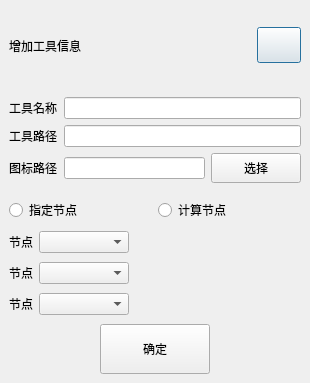
Old version of the form digitalIntegration/AddToolInfoDialog.ui in the repository jiaqingguo/DI.
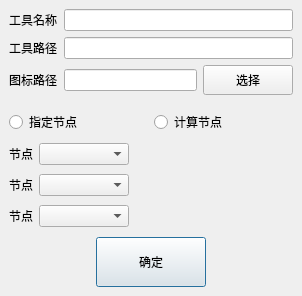
New version of the form.

The edit to the form file:
```diff
--- a/digitalIntegration/AddToolInfoDialog.ui
+++ b/digitalIntegration/AddToolInfoDialog.ui
@@ -6,8 +6,8 @@
    <rect>
     <x>0</x>
     <y>0</y>
-    <width>310</width>
-    <height>383</height>
+    <width>302</width>
+    <height>296</height>
    </rect>
   </property>
   <property name="windowTitle">
@@ -18,7 +18,7 @@
     <number>0</number>
    </property>
    <property name="topMargin">
-    <number>0</number>
+    <number>9</number>
    </property>
    <property name="rightMargin">
     <number>0</number>
@@ -26,186 +26,7 @@
    <property name="bottomMargin">
     <number>0</number>
    </property>
-   <item row="0" column="0">
-    <widget class="QWidget" name="widget_2" native="true">
-     <property name="minimumSize">
-      <size>
-       <width>0</width>
-       <height>55</height>
-      </size>
-     </property>
-     <layout class="QHBoxLayout" name="horizontalLayout_2">
-      <property name="topMargin">
-       <number>0</number>
-      </property>
-      <property name="bottomMargin">
-       <number>0</number>
-      </property>
-      <item>
-       <widget class="QLabel" name="labelAddTool">
-        <property name="text">
-         <string>增加工具信息</string>
-        </property>
-       </widget>
-      </item>
-      <item>
-       <spacer name="horizontalSpacer_6">
-        <property name="orientation">
-         <enum>Qt::Horizontal</enum>
-        </property>
-        <property name="sizeHint" stdset="0">
-         <size>
-          <width>161</width>
-          <height>20</height>
-         </size>
-        </property>
-       </spacer>
-      </item>
-      <item>
-       <widget class="QPushButton" name="btnAddToolClose">
-        <property name="minimumSize">
-         <size>
-          <width>44</width>
-          <height>36</height>
-         </size>
-        </property>
-        <property name="maximumSize">
-         <size>
-          <width>44</width>
-          <height>36</height>
-         </size>
-        </property>
-        <property name="text">
-         <string/>
-        </property>
-       </widget>
-      </item>
-     </layout>
-    </widget>
-   </item>
-   <item row="1" column="0">
-    <layout class="QGridLayout" name="gridLayout_2">
-     <property name="leftMargin">
-      <number>9</number>
-     </property>
-     <property name="topMargin">
-      <number>0</number>
-     </property>
-     <property name="rightMargin">
-      <number>9</number>
-     </property>
-     <property name="bottomMargin">
-      <number>9</number>
-     </property>
-     <item row="1" column="1" colspan="2">
-      <widget class="QLineEdit" name="lineEditToolPath">
-       <property name="minimumSize">
-        <size>
-         <width>0</width>
-         <height>0</height>
-        </size>
-       </property>
-      </widget>
-     </item>
-     <item row="2" column="0">
-      <widget class="QLabel" name="label_4">
-       <property name="text">
-        <string>图标路径</string>
-       </property>
-      </widget>
-     </item>
-     <item row="2" column="2">
-      <widget class="QPushButton" name="btnChooseImage">
-       <property name="minimumSize">
-        <size>
-         <width>90</width>
-         <height>30</height>
-        </size>
-       </property>
-       <property name="text">
-        <string>选择</string>
-       </property>
-      </widget>
-     </item>
-     <item row="0" column="0">
-      <widget class="QLabel" name="label_2">
-       <property name="text">
-        <string>工具名称</string>
-       </property>
-      </widget>
-     </item>
-     <item row="2" column="1">
-      <widget class="QLineEdit" name="lineEdit">
-       <property name="minimumSize">
-        <size>
-         <width>0</width>
-         <height>0</height>
-        </size>
-       </property>
-      </widget>
-     </item>
-     <item row="1" column="0">
-      <widget class="QLabel" name="label">
-       <property name="text">
-        <string>工具路径</string>
-       </property>
-      </widget>
-     </item>
-     <item row="0" column="1" colspan="2">
-      <widget class="QLineEdit" name="lineEditToolName">
-       <property name="minimumSize">
-        <size>
-         <width>0</width>
-         <height>0</height>
-        </size>
-       </property>
-      </widget>
-     </item>
-    </layout>
-   </item>
    <item row="2" column="0">
-    <layout class="QHBoxLayout" name="horizontalLayout_3">
-     <property name="leftMargin">
-      <number>9</number>
-     </property>
-     <property name="topMargin">
-      <number>0</number>
-     </property>
-     <property name="rightMargin">
-      <number>9</number>
-     </property>
-     <property name="bottomMargin">
-      <number>0</number>
-     </property>
-     <item>
-      <widget class="QRadioButton" name="accelerateRadioButton">
-       <property name="minimumSize">
-        <size>
-         <width>0</width>
-         <height>0</height>
-        </size>
-       </property>
-       <property name="text">
-        <string>指定节点</string>
-       </property>
-      </widget>
-     </item>
-     <item>
-      <widget class="QRadioButton" name="nodeRadioButton">
-       <property name="minimumSize">
-        <size>
-         <width>0</width>
-         <height>0</height>
-        </size>
-       </property>
-       <property name="text">
-        <string>计算节点</string>
-       </property>
-      </widget>
-     </item>
-    </layout>
-   </item>
-   <item row="3" column="0">
     <widget class="QWidget" name="widget" native="true">
      <layout class="QGridLayout" name="gridLayout">
       <property name="topMargin">
@@ -307,7 +128,7 @@
      </layout>
     </widget>
    </item>
-   <item row="4" column="0">
+   <item row="3" column="0">
     <layout class="QHBoxLayout" name="horizontalLayout_4">
      <item>
       <spacer name="horizontalSpacer_3">
@@ -366,6 +187,128 @@
      </item>
     </layout>
    </item>
+   <item row="1" column="0">
+    <layout class="QHBoxLayout" name="horizontalLayout_3">
+     <property name="leftMargin">
+      <number>9</number>
+     </property>
+     <property name="topMargin">
+      <number>0</number>
+     </property>
+     <property name="rightMargin">
+      <number>9</number>
+     </property>
+     <property name="bottomMargin">
+      <number>0</number>
+     </property>
+     <item>
+      <widget class="QRadioButton" name="accelerateRadioButton">
+       <property name="minimumSize">
+        <size>
+         <width>0</width>
+         <height>0</height>
+        </size>
+       </property>
+       <property name="text">
+        <string>指定节点</string>
+       </property>
+      </widget>
+     </item>
+     <item>
+      <widget class="QRadioButton" name="nodeRadioButton">
+       <property name="minimumSize">
+        <size>
+         <width>0</width>
+         <height>0</height>
+        </size>
+       </property>
+       <property name="text">
+        <string>计算节点</string>
+       </property>
+      </widget>
+     </item>
+    </layout>
+   </item>
+   <item row="0" column="0">
+    <layout class="QGridLayout" name="gridLayout_2">
+     <property name="leftMargin">
+      <number>9</number>
+     </property>
+     <property name="topMargin">
+      <number>0</number>
+     </property>
+     <property name="rightMargin">
+      <number>9</number>
+     </property>
+     <property name="bottomMargin">
+      <number>9</number>
+     </property>
+     <item row="1" column="1" colspan="2">
+      <widget class="QLineEdit" name="lineEditToolPath">
+       <property name="minimumSize">
+        <size>
+         <width>0</width>
+         <height>0</height>
+        </size>
+       </property>
+      </widget>
+     </item>
+     <item row="2" column="0">
+      <widget class="QLabel" name="label_4">
+       <property name="text">
+        <string>图标路径</string>
+       </property>
+      </widget>
+     </item>
+     <item row="2" column="2">
+      <widget class="QPushButton" name="btnChooseImage">
+       <property name="minimumSize">
+        <size>
+         <width>90</width>
+         <height>30</height>
+        </size>
+       </property>
+       <property name="text">
+        <string>选择</string>
+       </property>
+      </widget>
+     </item>
+     <item row="0" column="0">
+      <widget class="QLabel" name="label_2">
+       <property name="text">
+        <string>工具名称</string>
+       </property>
+      </widget>
+     </item>
+     <item row="2" column="1">
+      <widget class="QLineEdit" name="lineEdit">
+       <property name="minimumSize">
+        <size>
+         <width>0</width>
+         <height>0</height>
+        </size>
+       </property>
+      </widget>
+     </item>
+     <item row="1" column="0">
+      <widget class="QLabel" name="label">
+       <property name="text">
+        <string>工具路径</string>
+       </property>
+      </widget>
+     </item>
+     <item row="0" column="1" colspan="2">
+      <widget class="QLineEdit" name="lineEditToolName">
+       <property name="minimumSize">
+        <size>
+         <width>0</width>
+         <height>0</height>
+        </size>
+       </property>
+      </widget>
+     </item>
+    </layout>
+   </item>
   </layout>
  </widget>
  <resources/>
```
